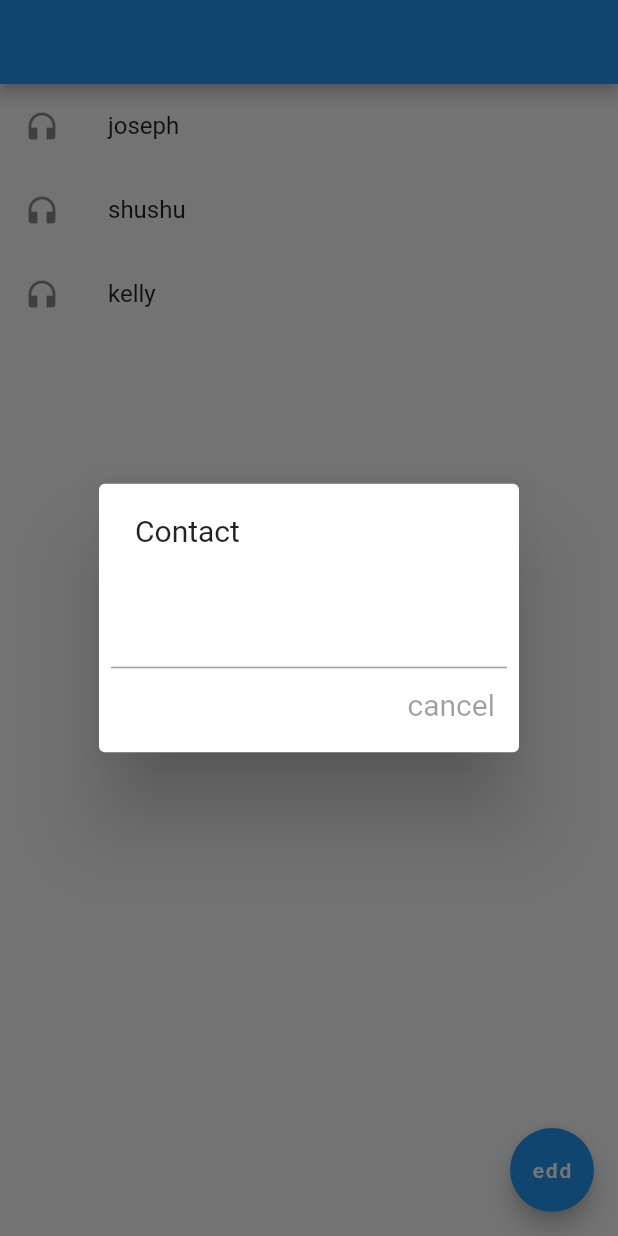
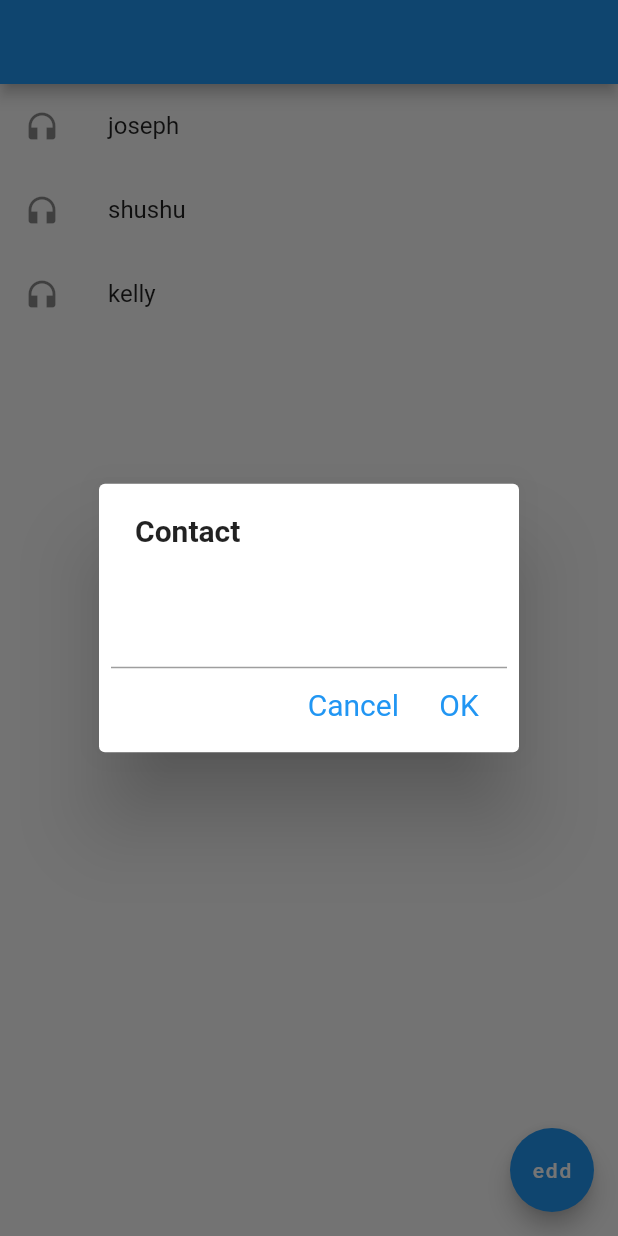
Before and after one commit to jungahsuperb/lucy, a Flutter app: the screen it shows after launch, after a tap on "edd", on a phone screen of 412 x 824 dp. Run offline on Flutter 3.47's test engine with Material 2 defaults, Android fonts, the phone set to English and light mode, and no system bars.

Commit message:
dialog homework

```diff
--- a/lib/main.dart
+++ b/lib/main.dart
@@ -27,16 +27,35 @@ class _MyAppState extends State<MyApp> {
                 context: context,
                 builder: (context) {
                   return AlertDialog(
-                      content: Text(style: TextStyle(fontSize: 20), 'Contact'),
-                      actions: [
-                        TextField(),
-                        TextButton(style: TextButton.styleFrom(
-                          textStyle: const TextStyle(fontSize: 20),
-                        ),
-                        onPressed: null,
-                        child: const Text('cancel'),)
-                  ]
-                  ,
+                    content: Text(
+                        style: TextStyle(
+                            fontSize: 20, fontWeight: FontWeight.bold),
+                        'Contact'),
+                    actions: [
+                      TextField(),
+                      Row(
+                        mainAxisAlignment: MainAxisAlignment.end,
+                        children: [
+                          TextButton(
+                            style: TextButton.styleFrom(
+                              textStyle: const TextStyle(fontSize: 20),
+                            ),
+                            onPressed: () {
+                              Navigator.of(context).pop();
+                            },
+                            child: const Text('Cancel'),
+                          ),
+                          TextButton(
+                              style: TextButton.styleFrom(
+                                textStyle: const TextStyle(fontSize: 20),
+                              ),
+                              onPressed: () {
+                                Navigator.of(context).pop();
+                              },
+                              child: Text('OK'))
+                        ],
+                      )
+                    ],
                   );
                 });
           },
```
